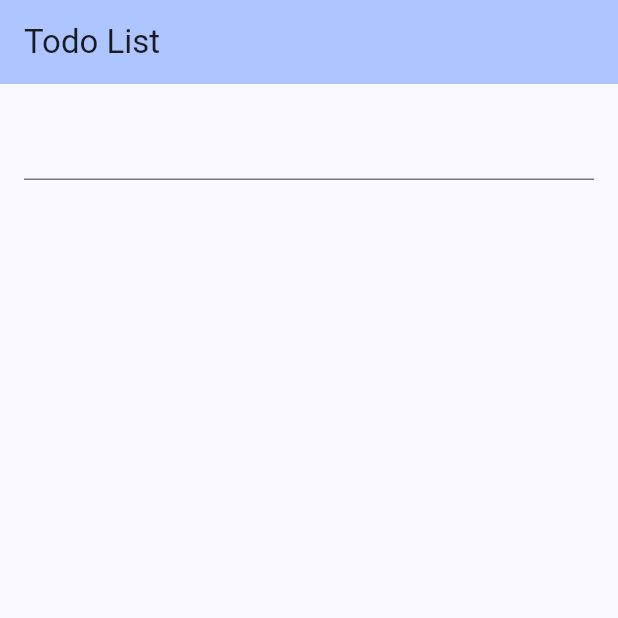
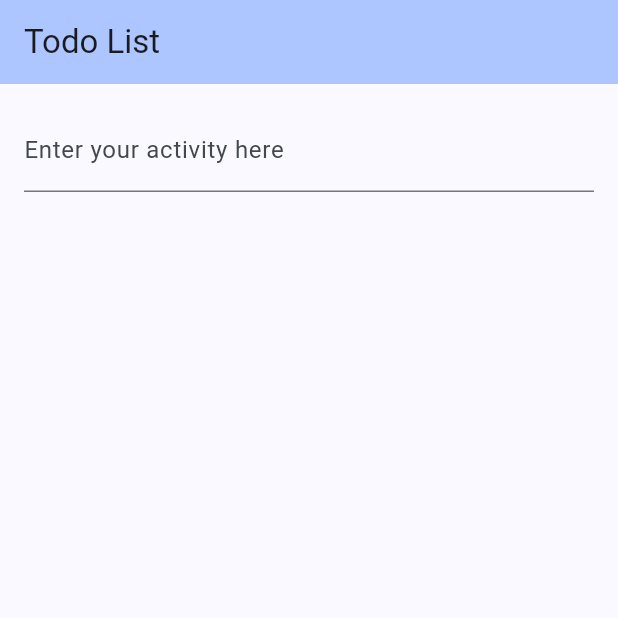
Before and after one commit to sameemul-haque/flutter-todo, a Flutter app: the screen it shows after launch, on a phone screen of 412 x 824 dp, the top half of it. Run offline on Flutter 3.47's test engine with Material 3 defaults, Android fonts, the phone set to English and light mode, and no system bars.

Commit message:
label for textfield

```diff
--- a/lib/main.dart
+++ b/lib/main.dart
@@ -50,7 +50,8 @@ class _TodoPageState extends State<TodoPage> {
         child: Column(
           mainAxisAlignment: MainAxisAlignment.start,
           children: <Widget>[
-            TextField(onSubmitted: (val){_addTodo(val);}),
+            TextField(decoration: const InputDecoration(labelText: 'Enter your activity here'),
+                onSubmitted: (val){_addTodo(val);}),
             Expanded(child: ListView.builder(
                 itemCount: _todoList.length,
                 itemBuilder: (context, i) {
```
